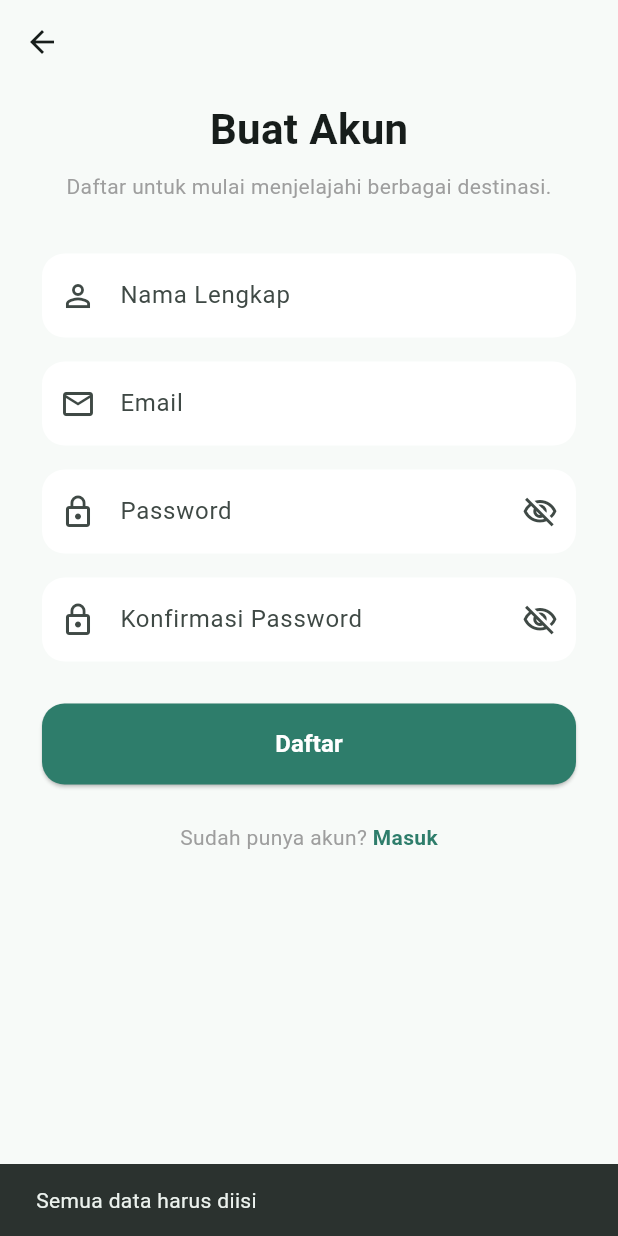
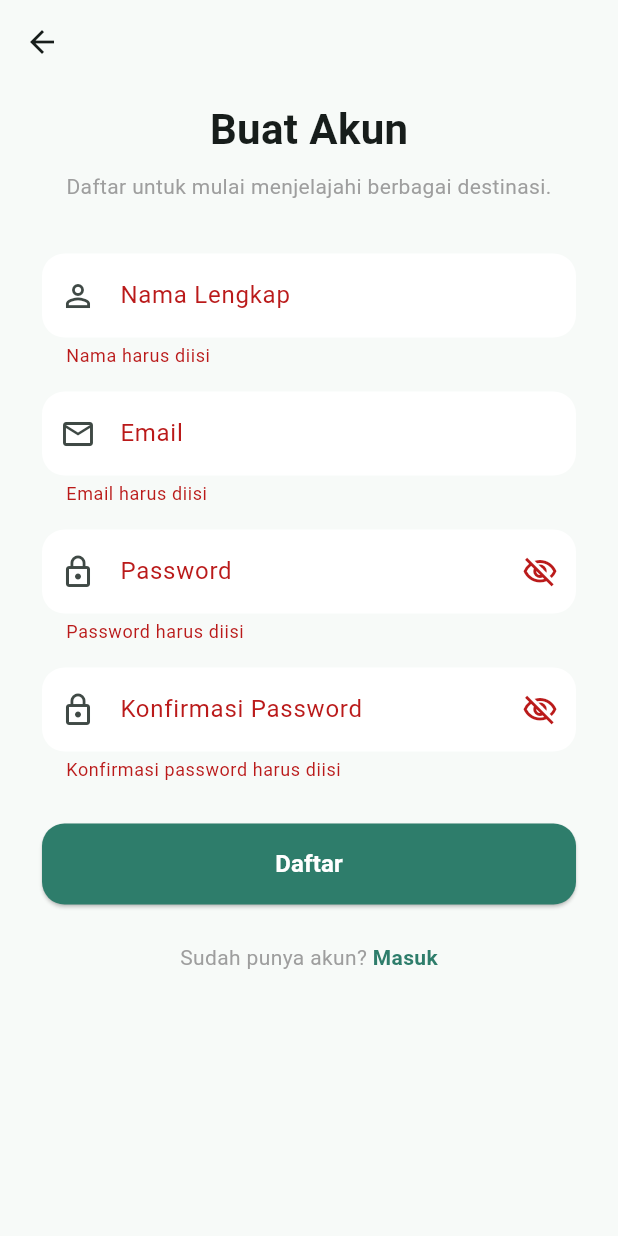
Before and after one commit to Rea1kah2/TRIPIN, a Flutter app: the RegisterPage screen opened by its route, after a tap on "Daftar", on a phone screen of 412 x 824 dp. Run offline on Flutter 3.47's test engine with Material 3 defaults, Android fonts, the light colour scheme and no system bars; our stand-ins replace cached_network_image; accounts and stored records are empty.

Commit message:
feat: rebuild RegisterPage dengan Form validation + AuthProvider

```diff
--- a/lib/screens/auth/register_screen.dart
+++ b/lib/screens/auth/register_screen.dart
@@ -1,8 +1,6 @@
 import 'package:flutter/material.dart';
-
-// ======================================================
-// REGISTER PAGE
-// ======================================================
+import 'package:provider/provider.dart';
+import '../../providers/auth_provider.dart';
 
 class RegisterPage extends StatefulWidget {
   const RegisterPage({super.key});
@@ -12,6 +10,7 @@ class RegisterPage extends StatefulWidget {
 }
 
 class _RegisterPageState extends State<RegisterPage> {
+  final _formKey = GlobalKey<FormState>();
   final nameController = TextEditingController();
   final emailController = TextEditingController();
   final passwordController = TextEditingController();
@@ -30,34 +29,67 @@ class _RegisterPageState extends State<RegisterPage> {
   }
 
   void register() {
-    if (nameController.text.isEmpty ||
-        emailController.text.isEmpty ||
-        passwordController.text.isEmpty ||
-        confirmPasswordController.text.isEmpty) {
+    if (!_formKey.currentState!.validate()) return;
+
+    final error = context.read<AuthProvider>().register(
+          nameController.text.trim(),
+          emailController.text.trim(),
+          passwordController.text,
+        );
+
+    if (error != null) {
       ScaffoldMessenger.of(context).showSnackBar(
-        const SnackBar(
-          content: Text('Semua data harus diisi'),
-        ),
-      );
-      return;
-    }
-
-    if (passwordController.text != confirmPasswordController.text) {
-      ScaffoldMessenger.of(context).showSnackBar(
-        const SnackBar(
-          content: Text('Konfirmasi password tidak sama'),
-        ),
+        SnackBar(content: Text(error)),
       );
       return;
     }
 
     ScaffoldMessenger.of(context).showSnackBar(
-      const SnackBar(
-        content: Text('Akun berhasil dibuat!'),
-      ),
+      const SnackBar(content: Text('Akun berhasil dibuat! Silakan masuk.')),
     );
 
     Navigator.pop(context);
+  }
+
+  String? _validasiNama(String? value) {
+    if (value == null || value.trim().isEmpty) {
+      return 'Nama harus diisi';
+    }
+    if (value.trim().length < 3) {
+      return 'Nama minimal 3 karakter';
+    }
+    return null;
+  }
+
+  String? _validasiEmail(String? value) {
+    if (value == null || value.trim().isEmpty) {
+      return 'Email harus diisi';
+    }
+    final emailRegex = RegExp(r'^[\w.+-]+@[\w-]+\.[\w.-]+$');
+    if (!emailRegex.hasMatch(value.trim())) {
+      return 'Format email tidak valid';
+    }
+    return null;
+  }
+
+  String? _validasiPassword(String? value) {
+    if (value == null || value.isEmpty) {
+      return 'Password harus diisi';
+    }
+    if (value.length < 6) {
+      return 'Password minimal 6 karakter';
+    }
+    return null;
+  }
+
+  String? _validasiKonfirmasiPassword(String? value) {
+    if (value == null || value.isEmpty) {
+      return 'Konfirmasi password harus diisi';
+    }
+    if (value != passwordController.text) {
+      return 'Konfirmasi password tidak sama';
+    }
+    return null;
   }
 
   @override
@@ -76,6 +108,9 @@ class _RegisterPageState extends State<RegisterPage> {
       body: SafeArea(
         child: SingleChildScrollView(
           padding: const EdgeInsets.symmetric(horizontal: 28),
+          child: Form(
+            key: _formKey,
+            autovalidateMode: AutovalidateMode.onUserInteraction,
             child: Column(
               children: [
                 const SizedBox(height: 10),
@@ -102,8 +137,9 @@ class _RegisterPageState extends State<RegisterPage> {
                 const SizedBox(height: 35),
 
                 // Nama
-              TextField(
+                TextFormField(
                   controller: nameController,
+                  validator: _validasiNama,
                   decoration: InputDecoration(
                     labelText: 'Nama Lengkap',
                     hintText: 'Masukkan nama kamu',
@@ -120,9 +156,10 @@ class _RegisterPageState extends State<RegisterPage> {
                 const SizedBox(height: 16),
 
                 // Email
-              TextField(
+                TextFormField(
                   controller: emailController,
                   keyboardType: TextInputType.emailAddress,
+                  validator: _validasiEmail,
                   decoration: InputDecoration(
                     labelText: 'Email',
                     hintText: 'Masukkan email kamu',
@@ -139,9 +176,10 @@ class _RegisterPageState extends State<RegisterPage> {
                 const SizedBox(height: 16),
 
                 // Password
-              TextField(
+                TextFormField(
                   controller: passwordController,
                   obscureText: hidePassword,
+                  validator: _validasiPassword,
                   decoration: InputDecoration(
                     labelText: 'Password',
                     hintText: 'Buat password',
@@ -170,9 +208,10 @@ class _RegisterPageState extends State<RegisterPage> {
                 const SizedBox(height: 16),
 
                 // Konfirmasi password
-              TextField(
+                TextFormField(
                   controller: confirmPasswordController,
                   obscureText: hideConfirmPassword,
+                  validator: _validasiKonfirmasiPassword,
                   decoration: InputDecoration(
                     labelText: 'Konfirmasi Password',
                     hintText: 'Masukkan ulang password',
@@ -251,6 +290,7 @@ class _RegisterPageState extends State<RegisterPage> {
             ),
           ),
         ),
+      ),
     );
   }
 }
```
Lines whose indentation alone changed are shown as unchanged.
